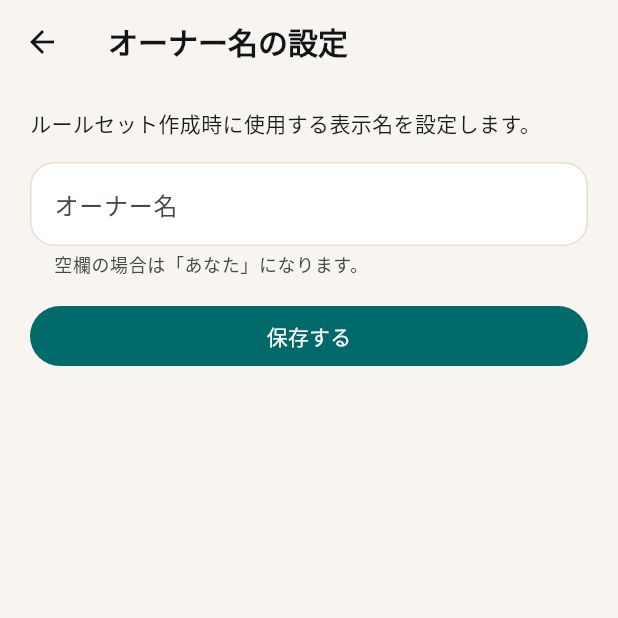
After one commit to olaf86/mahjong-mate, a Flutter app: the OwnerNameSettingsScreen screen opened directly, on a phone screen of 412 x 824 dp, the top half of it. The commit adds this screen. Run offline on Flutter 3.47's test engine with Material 3 defaults, Android fonts, the phone set to English and light mode, and no system bars; our stand-ins replace app_links, cloud_firestore, firebase_auth, firebase_core, flutter_riverpod, go_router and 4 more; accounts and stored records are empty; network calls fail.

Commit message:
feat: secure private rulesets and owner name settings

```diff
--- a/lib/features/rulesets/application/rule_sets_provider.dart
+++ b/lib/features/rulesets/application/rule_sets_provider.dart
@@ -2,6 +2,7 @@ import 'package:cloud_firestore/cloud_firestore.dart';
 import 'package:flutter_riverpod/flutter_riverpod.dart';
 
 import '../../../shared/device/device_id_provider.dart';
+import '../../../shared/auth/auth_user_provider.dart';
 import '../data/rule_set_repository.dart';
 import '../domain/rule_set.dart';
 import '../domain/share_code.dart';
@@ -12,8 +13,10 @@ final ruleSetRepositoryProvider = Provider<RuleSetRepository>((ref) {
 
 final ruleSetsProvider = StreamProvider<List<RuleSet>>((ref) async* {
   final deviceId = await ref.watch(deviceIdProvider.future);
+  final ownerUid = await ref.watch(ownerUidProvider.future);
   final repository = ref.watch(ruleSetRepositoryProvider);
-  yield* repository.watchRuleSets(deviceId: deviceId);
+  await repository.migrateOwnerUid(legacyDeviceId: deviceId, ownerUid: ownerUid);
+  yield* repository.watchRuleSets(ownerUid: ownerUid);
 });
 
 final ruleSetByIdProvider = Provider.family<AsyncValue<RuleSet?>, String>((ref, id) {
--- a/lib/features/rulesets/domain/rule_set.dart
+++ b/lib/features/rulesets/domain/rule_set.dart
@@ -12,6 +12,7 @@ class RuleSet {
     this.shareCode,
     this.visibility = RuleSetVisibility.private,
     this.ownerDeviceId,
+    this.ownerUid,
     this.updatedAt,
     this.rules,
   });
@@ -24,6 +25,7 @@ class RuleSet {
   final String? shareCode;
   final RuleSetVisibility visibility;
   final String? ownerDeviceId;
+  final String? ownerUid;
   final DateTime? updatedAt;
   final RuleSetRules? rules;
 
--- /dev/null
+++ b/lib/features/settings/presentation/owner_name_settings_screen.dart
@@ -0,0 +1,73 @@
+import 'package:flutter/material.dart';
+import 'package:flutter_riverpod/flutter_riverpod.dart';
+
+import '../../../shared/profile/owner_name_provider.dart';
+
+class OwnerNameSettingsScreen extends ConsumerStatefulWidget {
+  const OwnerNameSettingsScreen({super.key});
+
+  @override
+  ConsumerState<OwnerNameSettingsScreen> createState() => _OwnerNameSettingsScreenState();
+}
+
+class _OwnerNameSettingsScreenState extends ConsumerState<OwnerNameSettingsScreen> {
+  late final TextEditingController _controller;
+  bool _initialized = false;
+
+  @override
+  void initState() {
+    super.initState();
+    _controller = TextEditingController();
+  }
+
+  @override
+  void dispose() {
+    _controller.dispose();
+    super.dispose();
+  }
+
+  @override
+  Widget build(BuildContext context) {
+    final ownerNameAsync = ref.watch(ownerNameProvider);
+    ownerNameAsync.whenData((value) {
+      if (!_initialized) {
+        _initialized = true;
+        _controller.text = value;
+      }
+    });
+
+    return Scaffold(
+      appBar: AppBar(
+        title: const Text('オーナー名の設定'),
+      ),
+      body: ListView(
+        padding: const EdgeInsets.fromLTRB(20, 16, 20, 24),
+        children: [
+          Text(
+            'ルールセット作成時に使用する表示名を設定します。',
+            style: Theme.of(context).textTheme.bodyMedium,
+          ),
+          const SizedBox(height: 16),
+          TextField(
+            controller: _controller,
+            decoration: const InputDecoration(
+              labelText: 'オーナー名',
+              helperText: '空欄の場合は「あなた」になります。',
+            ),
+          ),
+          const SizedBox(height: 16),
+          FilledButton(
+            onPressed: () async {
+              await ref.read(ownerNameProvider.notifier).setOwnerName(_controller.text);
+              if (!mounted) return;
+              ScaffoldMessenger.of(context).showSnackBar(
+                const SnackBar(content: Text('オーナー名を保存しました。')),
+              );
+            },
+            child: const Text('保存する'),
+          ),
+        ],
+      ),
+    );
+  }
+}
--- a/lib/main.dart
+++ b/lib/main.dart
@@ -1,4 +1,5 @@
 import 'package:firebase_core/firebase_core.dart';
+import 'package:firebase_auth/firebase_auth.dart';
 import 'package:flutter/material.dart';
 import 'package:flutter_riverpod/flutter_riverpod.dart';
 
@@ -9,6 +10,9 @@ Future<void> main() async {
   Object? initError;
   try {
     await Firebase.initializeApp();
+    if (FirebaseAuth.instance.currentUser == null) {
+      await FirebaseAuth.instance.signInAnonymously();
+    }
   } catch (error) {
     initError = error;
   }
--- a/lib/routing/app_router.dart
+++ b/lib/routing/app_router.dart
@@ -4,6 +4,7 @@ import '../features/rulesets/presentation/rule_set_detail_screen.dart';
 import '../features/rulesets/presentation/rule_set_edit_screen.dart';
 import '../features/rulesets/presentation/rule_set_list_screen.dart';
 import '../features/rulesets/presentation/rule_set_share_resolver_screen.dart';
+import '../features/settings/presentation/owner_name_settings_screen.dart';
 
 final appRouter = GoRouter(
   initialLocation: '/',
@@ -14,6 +15,11 @@ final appRouter = GoRouter(
       builder: (context, state) => RuleSetShareResolverScreen(
         shareCode: state.pathParameters['code'] ?? '',
       ),
+    ),
+    GoRoute(
+      path: '/settings/owner',
+      name: 'settings-owner',
+      builder: (context, state) => const OwnerNameSettingsScreen(),
     ),
     GoRoute(
       path: '/',
--- a/pubspec.yaml
+++ b/pubspec.yaml
@@ -38,6 +38,7 @@ dependencies:
   go_router: ^17.1.0
   google_fonts: ^8.0.0
   firebase_core: ^4.4.0
+  firebase_auth: ^6.1.0
   cloud_firestore: ^6.1.2
   shared_preferences: ^2.3.2
   uuid: ^4.4.2
```
Also changed, not shown: lib/features/rulesets/data/rule_set_repository.dart (+28 -7 lines), lib/features/rulesets/presentation/rule_set_edit_screen.dart (+21 -7 lines), lib/features/rulesets/presentation/rule_set_list_screen.dart (+15 -1 lines), lib/shared/auth/auth_user_provider.dart (added, +16 -0 lines), lib/shared/profile/owner_name_provider.dart (added, +25 -0 lines), firebase.json, pubspec.lock, 5 other files.
